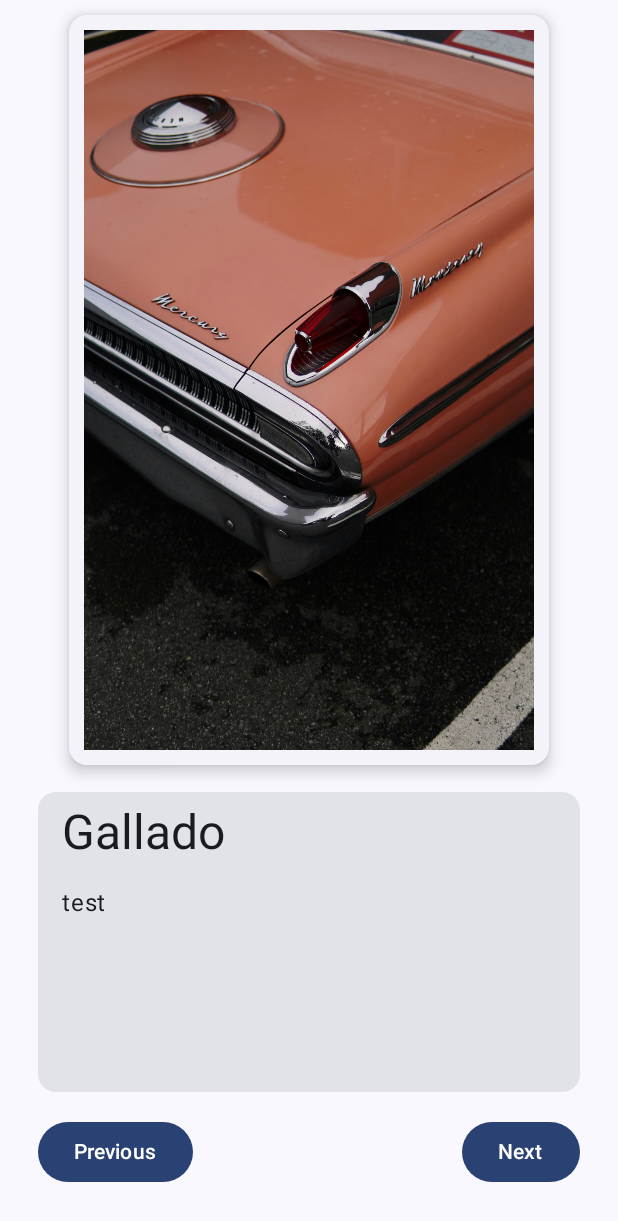
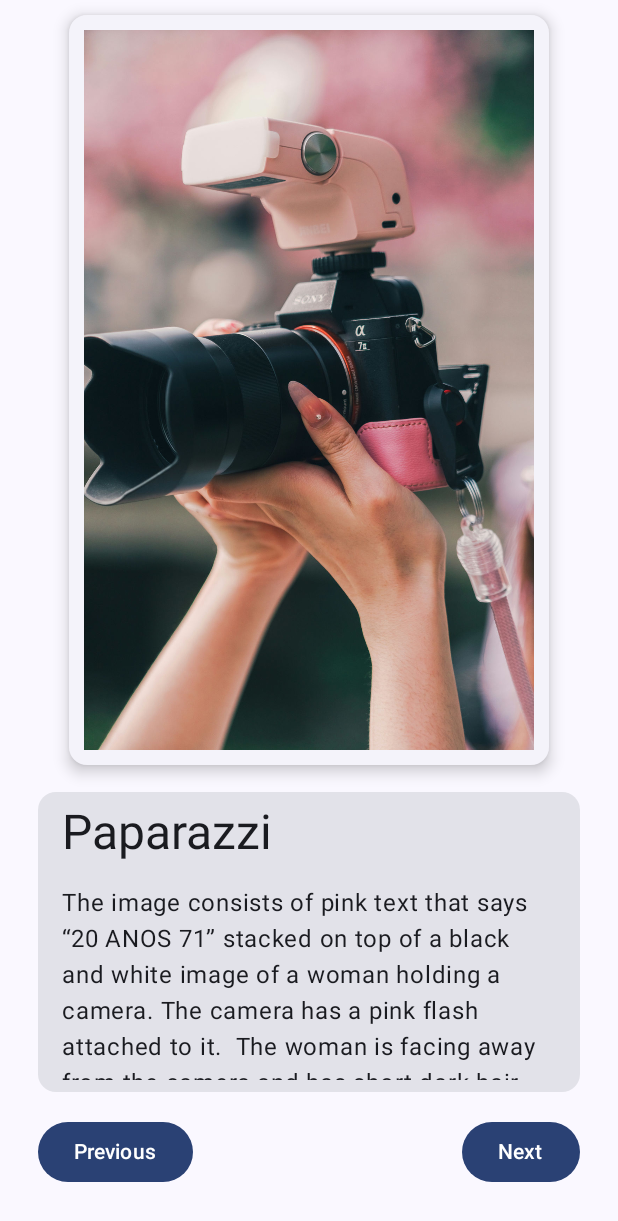
Before and after one commit to opticSquid/Art-Gallery, an Android app built with Jetpack Compose: the screen it shows after launch (MainActivity), after a tap on "Next", on a phone screen of 412 x 824 dp. Shown: the top 1221 px of the screen. Run offline under Robolectric (Android 15) with nearby library versions, the phone set to English and light mode, and no system bars.

Commit message:
Added business logic to render next images from the array using next and previous buttons

```diff
--- a/app/src/main/java/com/sb/artgallery/MainActivity.kt
+++ b/app/src/main/java/com/sb/artgallery/MainActivity.kt
@@ -1,6 +1,7 @@
 package com.sb.artgallery
 
 import android.os.Bundle
+import android.util.Log
 import androidx.activity.ComponentActivity
 import androidx.activity.compose.setContent
 import androidx.activity.enableEdgeToEdge
@@ -43,7 +44,7 @@ import com.sb.artgallery.entity.Art
 import com.sb.artgallery.ui.theme.ArtGalleryTheme
 
 class MainActivity : ComponentActivity() {
-    val arts: List<Art> = listOf(
+    private val arts: List<Art> = listOf(
         Art(
             image = R.drawable.afonso_vieira_ha9pftjs5em_unsplash,
             title = "Parenting",
@@ -82,7 +83,11 @@ class MainActivity : ComponentActivity() {
 
 @Composable
 fun ParentWindow(artList: List<Art>, modifier: Modifier = Modifier) {
+    val listSize = artList.size
     var currentPos by remember { mutableIntStateOf(0) }
+    Log.d("ArtGallery","List Size: $listSize")
+    Log.d("ArtGallery", "Initial currentPos: $currentPos")
+    val art = artList[currentPos]
     ArtGalleryTheme {
         Surface(
             modifier = Modifier.fillMaxSize()
@@ -97,14 +102,19 @@ fun ParentWindow(artList: List<Art>, modifier: Modifier = Modifier) {
                 verticalArrangement = Arrangement.Top
             ) {
                 ImageFrame(
-                    image = R.drawable.dmitry_spravko_uugcia_ztmw_unsplash,
-                    title = "Gallado",
-                    modifier = Modifier.padding(10.dp)
+                    image = art.image, title = art.title, modifier = Modifier.padding(10.dp)
                 )
                 Spacer(modifier = Modifier.height(8.dp))
-                DescriptionCard(title = "Gallado", description = "test")
+                DescriptionCard(title = art.title, description = art.description)
                 Spacer(modifier = Modifier.height(16.dp))
-                NavButtons()
+                NavButtons(prevCallback = {
+                    if (currentPos-1 < 0) currentPos = 0 else currentPos -= 1
+                    Log.d("ArtGallery", "currentPos: $currentPos")
+                }, nextCallback = {
+                    currentPos+=1
+                    if (currentPos >= listSize) currentPos = 0
+                    Log.d("ArtGallery", "currentPos: $currentPos")
+                })
             }
         }
 
@@ -131,7 +141,7 @@ fun ImageFrame(
 }
 
 @Composable
-fun DescriptionCard(title: String, description: String, modifier: Modifier = Modifier) {
+fun DescriptionCard(title: String, description: String?, modifier: Modifier = Modifier) {
     Card(
         modifier = modifier
             .fillMaxWidth()
@@ -144,20 +154,28 @@ fun DescriptionCard(title: String, description: String, modifier: Modifier = Mod
             modifier = Modifier.padding(horizontal = 16.dp, vertical = 8.dp)
         )
         Text(
-            text = description,
+            text = description ?: "No description provided",
             textAlign = TextAlign.Left,
-            modifier = Modifier.padding(horizontal = 16.dp, vertical = 8.dp)
+            modifier = Modifier
+                .padding(horizontal = 16.dp, vertical = 8.dp)
+                .verticalScroll(
+                    rememberScrollState()
+                )
         )
     }
 }
 
 @Composable
-fun NavButtons(modifier: Modifier = Modifier) {
+fun NavButtons(
+    prevCallback: () -> Unit,
+    nextCallback: () -> Unit,
+    modifier: Modifier = Modifier
+) {
     Row(modifier = modifier.fillMaxWidth(), horizontalArrangement = Arrangement.SpaceBetween) {
-        Button(onClick = { /*TODO*/ }) {
+        Button(onClick = prevCallback ) {
             Text(text = "Previous")
         }
-        Button(onClick = { /*TODO*/ }) {
+        Button(onClick = nextCallback) {
             Text(text = "Next")
         }
     }
@@ -172,10 +190,6 @@ fun GreetingPreview() {
                 image = R.drawable.afonso_vieira_ha9pftjs5em_unsplash,
                 title = "Parenting",
                 description = """This image shows an adult possibly a male standing behind a his child probably helping the child walk. They are on a sandy beach in front of the sea"""
-            ), Art(
-                image = R.drawable.alwen_kqlimsmgxsw_unsplash,
-                title = "Paparazzi",
-                description = """The image consists of pink text that says “20 ANOS 71” stacked on top of a black and white image of a woman holding a camera. The camera has a pink flash attached to it.  The woman is facing away from the camera and has short dark hair. She’s wearing a black collared shirt with a pocket on one side and dark pants or jeans. The camera is black and appears to be a 35mm film camera. It has a large lens in the front and a viewfinder on the top. There is a strap attached to the camera that goes around the woman's neck. Attached to the top of the camera is a rectangular flash unit that appears to be made of pink plastic. I can’t tell what kind of camera it is or what brand it is.  There is no other writing or imagery visible."""
             )
         )
     )
--- a/app/src/main/java/com/sb/artgallery/entity/Art.kt
+++ b/app/src/main/java/com/sb/artgallery/entity/Art.kt
@@ -3,5 +3,5 @@ package com.sb.artgallery.entity
 import androidx.annotation.DrawableRes
 
 data class Art(
-    @DrawableRes val image: Int, val title: String, val description: String? = "Not Provided"
+    @DrawableRes val image: Int, val title: String, val description: String?
 )
```
